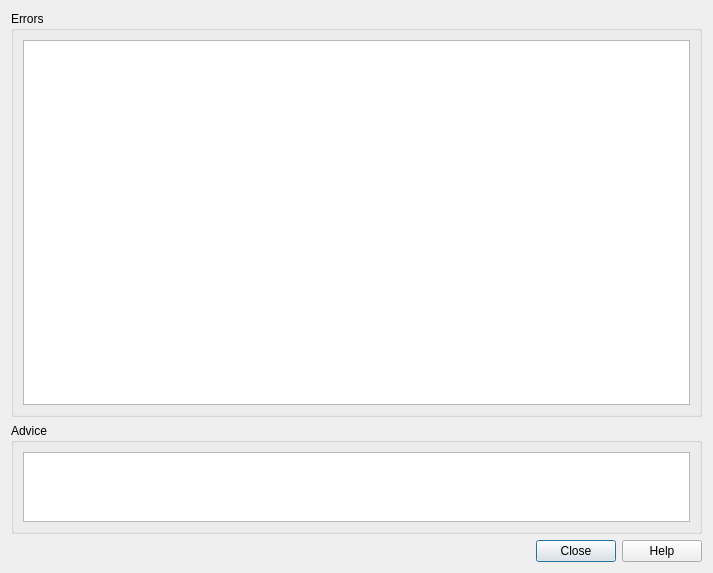
Before: the Qt Designer form src/outputdialog.ui in LLIAKAJL/WineWizard, drawn with Qt 5.
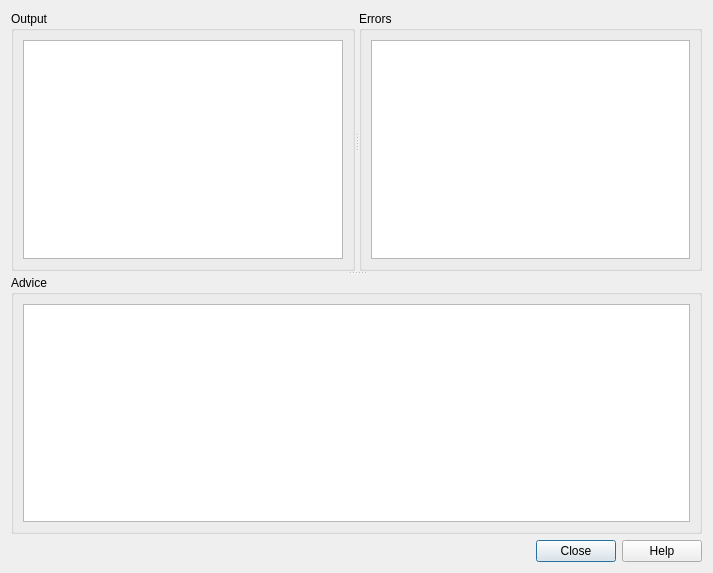
After: the same form once the commit is applied.

The edit to the form file:
```diff
--- a/src/outputdialog.ui
+++ b/src/outputdialog.ui
@@ -13,9 +13,31 @@
   <property name="windowTitle">
    <string>Debug</string>
   </property>
-  <layout class="QVBoxLayout" name="verticalLayout" stretch="4,1,0">
+  <layout class="QVBoxLayout" name="verticalLayout">
    <item>
-    <widget class="QGroupBox" name="errorsGB">
+    <widget class="QSplitter" name="vSplitter">
+     <property name="orientation">
+      <enum>Qt::Vertical</enum>
+     </property>
+     <widget class="QSplitter" name="hSplitter">
+      <property name="orientation">
+       <enum>Qt::Horizontal</enum>
+      </property>
+      <widget class="QGroupBox" name="outGB">
+       <property name="title">
+        <string>Output</string>
+       </property>
+       <layout class="QVBoxLayout" name="verticalLayout_4">
+        <item>
+         <widget class="QPlainTextEdit" name="out">
+          <property name="readOnly">
+           <bool>true</bool>
+          </property>
+         </widget>
+        </item>
+       </layout>
+      </widget>
+      <widget class="QGroupBox" name="errGB">
      <property name="title">
       <string>Errors</string>
      </property>
@@ -29,8 +51,7 @@
       </item>
      </layout>
     </widget>
-   </item>
-   <item>
+     </widget>
     <widget class="QGroupBox" name="adviceGB">
      <property name="title">
       <string>Advice</string>
@@ -44,6 +65,7 @@
        </widget>
       </item>
      </layout>
+     </widget>
     </widget>
    </item>
    <item>
```
Left out of the diff: 2 changed lines with no effect on the pictures. Lines whose indentation alone changed are shown as unchanged.
